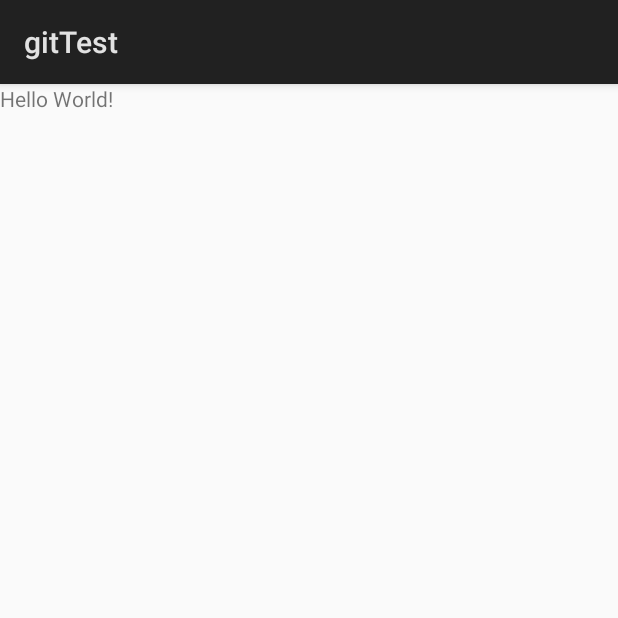
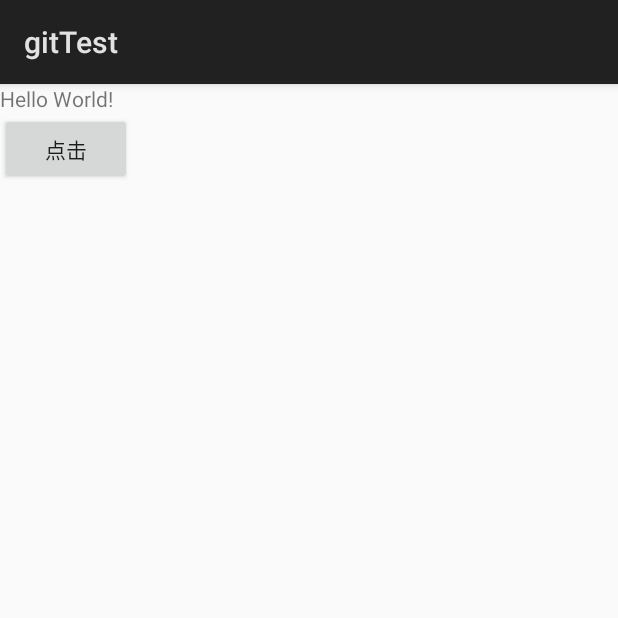
Before and after one commit to ckdgit/TestGit, an Android app: the screen it shows after launch (MainActivity), on a phone screen of 412 x 824 dp, the top half of it. Run offline under Robolectric (Android 15) with nearby library versions, the phone set to English and light mode, and no system bars.

Commit message:
feat：布局修改

```diff
--- a/app/src/main/res/layout/activity_main.xml
+++ b/app/src/main/res/layout/activity_main.xml
@@ -4,6 +4,7 @@
   xmlns:tools="http://schemas.android.com/tools"
   android:layout_width="match_parent"
   android:layout_height="match_parent"
+  android:orientation="vertical"
   tools:context=".MainActivity">
 
   <TextView
@@ -14,5 +15,9 @@
     app:layout_constraintLeft_toLeftOf="parent"
     app:layout_constraintRight_toRightOf="parent"
     app:layout_constraintTop_toTopOf="parent" />
+  <Button
+    android:layout_width="wrap_content"
+    android:layout_height="wrap_content"
+    android:text="点击"/>
 
 </LinearLayout>
```
